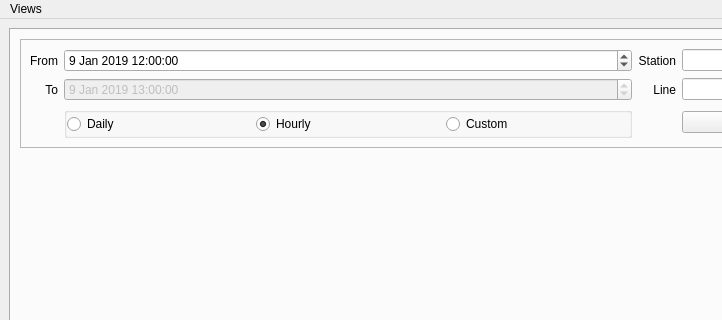
Before: the Qt Designer form src/mainwindow.ui in skyzh/Meteor, drawn with Qt 5; both pictures show x 0 to 722 and y 0 to 320 of the 1280 by 720 pixel window.
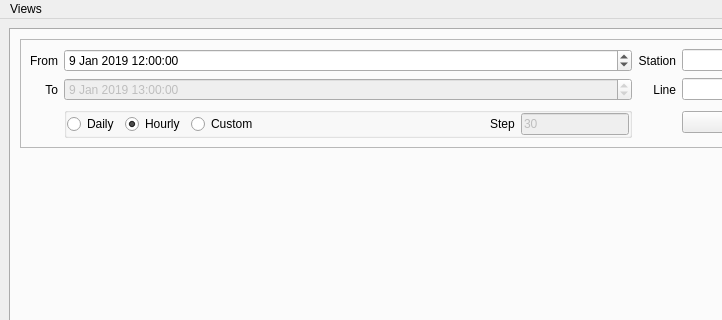
After: the same form once the commit is applied.

Commit message: update mainwindow with button xor

```diff
--- a/src/mainwindow.ui
+++ b/src/mainwindow.ui
@@ -144,6 +144,42 @@
                 </property>
                </widget>
               </item>
+              <item>
+               <spacer name="horizontalSpacer">
+                <property name="orientation">
+                 <enum>Qt::Horizontal</enum>
+                </property>
+                <property name="sizeHint" stdset="0">
+                 <size>
+                  <width>40</width>
+                  <height>20</height>
+                 </size>
+                </property>
+               </spacer>
+              </item>
+              <item>
+               <widget class="QLabel" name="labelTimestep">
+                <property name="text">
+                 <string>Step</string>
+                </property>
+               </widget>
+              </item>
+              <item>
+               <widget class="QLineEdit" name="lineEditTimestep">
+                <property name="enabled">
+                 <bool>false</bool>
+                </property>
+                <property name="sizePolicy">
+                 <sizepolicy hsizetype="Minimum" vsizetype="Fixed">
+                  <horstretch>0</horstretch>
+                  <verstretch>0</verstretch>
+                 </sizepolicy>
+                </property>
+                <property name="text">
+                 <string>30</string>
+                </property>
+               </widget>
+              </item>
              </layout>
             </widget>
            </item>
```
Left out of the diff: 2 changed lines with no effect on the pictures. The commit also changes 6 other files.
